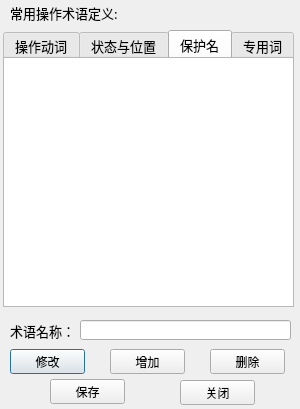
Above: UI/optermsetdlg.ui from rcswhuang/wfdbtool before the change. Below: the same form after it.
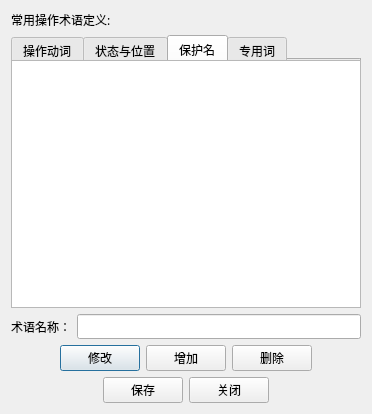
That is the form after the change. Icons and pictures are not drawn.

The edit to the form file:
```diff
--- a/UI/optermsetdlg.ui
+++ b/UI/optermsetdlg.ui
@@ -6,10 +6,21 @@
    <rect>
     <x>0</x>
     <y>0</y>
-    <width>300</width>
-    <height>409</height>
+    <width>372</width>
+    <height>414</height>
    </rect>
   </property>
+  <property name="minimumSize">
+   <size>
+    <width>372</width>
+    <height>414</height>
+   </size>
+  </property>
+  <property name="font">
+   <font>
+    <family>宋体</family>
+   </font>
+  </property>
   <property name="windowTitle">
    <string>操作术语定义</string>
   </property>
@@ -17,19 +28,37 @@
    <iconset resource="../mainwindow.qrc">
     <normaloff>:/image/config.png</normaloff>:/image/config.png</iconset>
   </property>
+  <layout class="QVBoxLayout" name="verticalLayout_2">
+   <item>
+    <widget class="QLabel" name="label">
+     <property name="font">
+      <font>
+       <family>宋体</family>
+       <pointsize>9</pointsize>
+      </font>
+     </property>
+     <property name="text">
+      <string>常用操作术语定义:</string>
+     </property>
+    </widget>
+   </item>
+   <item>
+    <layout class="QVBoxLayout" name="verticalLayout">
+     <property name="spacing">
+      <number>0</number>
+     </property>
+     <item>
   <widget class="QTabWidget" name="tabWidget">
-   <property name="geometry">
-    <rect>
-     <x>3</x>
-     <y>30</y>
-     <width>291</width>
-     <height>31</height>
-    </rect>
+       <property name="maximumSize">
+        <size>
+         <width>400</width>
+         <height>25</height>
+        </size>
    </property>
    <property name="font">
     <font>
-     <family>微软雅黑</family>
-     <pointsize>10</pointsize>
+         <family>宋体</family>
+         <pointsize>9</pointsize>
     </font>
    </property>
    <property name="currentIndex">
@@ -56,129 +85,128 @@
     </attribute>
    </widget>
   </widget>
+     </item>
+     <item>
+      <widget class="QTableWidget" name="tableWidget"/>
+     </item>
+    </layout>
+   </item>
+   <item>
+    <layout class="QHBoxLayout" name="horizontalLayout">
+     <item>
+      <widget class="QLabel" name="label_2">
+       <property name="font">
+        <font>
+         <family>宋体</family>
+         <pointsize>9</pointsize>
+        </font>
+       </property>
+       <property name="text">
+        <string>术语名称：</string>
+       </property>
+      </widget>
+     </item>
+     <item>
+      <widget class="QLineEdit" name="syLineEdit"/>
+     </item>
+    </layout>
+   </item>
+   <item>
+    <layout class="QHBoxLayout" name="horizontalLayout_2">
+     <item>
+      <spacer name="horizontalSpacer_3">
+       <property name="orientation">
+        <enum>Qt::Horizontal</enum>
+       </property>
+       <property name="sizeHint" stdset="0">
+        <size>
+         <width>40</width>
+         <height>20</height>
+        </size>
+       </property>
+      </spacer>
+     </item>
+     <item>
   <widget class="QPushButton" name="modifyBtn">
-   <property name="geometry">
-    <rect>
-     <x>10</x>
-     <y>349</y>
-     <width>75</width>
-     <height>25</height>
-    </rect>
-   </property>
    <property name="text">
     <string>修改</string>
    </property>
   </widget>
+     </item>
+     <item>
   <widget class="QPushButton" name="addBtn">
-   <property name="geometry">
-    <rect>
-     <x>110</x>
-     <y>349</y>
-     <width>75</width>
-     <height>25</height>
-    </rect>
-   </property>
    <property name="text">
     <string>增加</string>
    </property>
   </widget>
+     </item>
+     <item>
   <widget class="QPushButton" name="delBtn">
-   <property name="geometry">
-    <rect>
-     <x>210</x>
-     <y>349</y>
-     <width>75</width>
-     <height>25</height>
-    </rect>
-   </property>
    <property name="text">
     <string>删除</string>
    </property>
   </widget>
+     </item>
+     <item>
+      <spacer name="horizontalSpacer_4">
+       <property name="orientation">
+        <enum>Qt::Horizontal</enum>
+       </property>
+       <property name="sizeHint" stdset="0">
+        <size>
+         <width>40</width>
+         <height>20</height>
+        </size>
+       </property>
+      </spacer>
+     </item>
+    </layout>
+   </item>
+   <item>
+    <layout class="QHBoxLayout" name="horizontalLayout_3">
+     <item>
+      <spacer name="horizontalSpacer">
+       <property name="orientation">
+        <enum>Qt::Horizontal</enum>
+       </property>
+       <property name="sizeHint" stdset="0">
+        <size>
+         <width>40</width>
+         <height>20</height>
+        </size>
+       </property>
+      </spacer>
+     </item>
+     <item>
   <widget class="QPushButton" name="loadDefaultBtn">
-   <property name="geometry">
-    <rect>
-     <x>50</x>
-     <y>379</y>
-     <width>75</width>
-     <height>25</height>
-    </rect>
-   </property>
    <property name="text">
     <string>保存</string>
    </property>
   </widget>
+     </item>
+     <item>
   <widget class="QPushButton" name="saveDefaultBtn">
-   <property name="geometry">
-    <rect>
-     <x>180</x>
-     <y>380</y>
-     <width>75</width>
-     <height>25</height>
-    </rect>
-   </property>
    <property name="text">
     <string>关闭</string>
    </property>
   </widget>
-  <widget class="QLabel" name="label">
-   <property name="geometry">
-    <rect>
-     <x>10</x>
-     <y>5</y>
-     <width>111</width>
-     <height>16</height>
-    </rect>
-   </property>
-   <property name="font">
-    <font>
-     <family>微软雅黑</family>
-     <pointsize>10</pointsize>
-    </font>
-   </property>
-   <property name="text">
-    <string>常用操作术语定义:</string>
-   </property>
-  </widget>
-  <widget class="QLabel" name="label_2">
-   <property name="geometry">
-    <rect>
-     <x>10</x>
-     <y>320</y>
-     <width>61</width>
-     <height>21</height>
-    </rect>
-   </property>
-   <property name="font">
-    <font>
-     <family>微软雅黑</family>
-     <pointsize>10</pointsize>
-    </font>
-   </property>
-   <property name="text">
-    <string>术语名称：</string>
-   </property>
-  </widget>
-  <widget class="QLineEdit" name="syLineEdit">
-   <property name="geometry">
-    <rect>
-     <x>80</x>
-     <y>320</y>
-     <width>211</width>
+     </item>
+     <item>
+      <spacer name="horizontalSpacer_2">
+       <property name="orientation">
+        <enum>Qt::Horizontal</enum>
+       </property>
+       <property name="sizeHint" stdset="0">
+        <size>
+         <width>40</width>
      <height>20</height>
-    </rect>
-   </property>
-  </widget>
-  <widget class="QTableWidget" name="tableWidget">
-   <property name="geometry">
-    <rect>
-     <x>3</x>
-     <y>57</y>
-     <width>291</width>
-     <height>250</height>
-    </rect>
-   </property>
-  </widget>
+        </size>
+       </property>
+      </spacer>
+     </item>
+    </layout>
+   </item>
+  </layout>
  </widget>
  <resources>
   <include location="../mainwindow.qrc"/>
```
Left out of the diff: 1 changed line with no effect on the pictures. Lines whose indentation alone changed are shown as unchanged.
